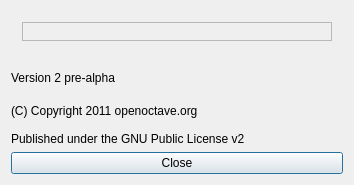
ccherrett/oom, file oom/widgets/aboutbox.ui: the form before one commit.
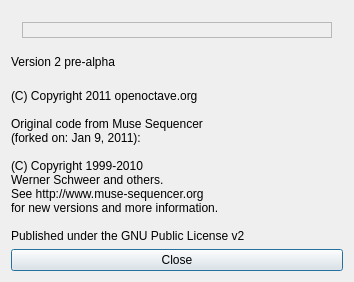
The form after the commit.

Commit message: updated about box to give muse attribution

```diff
--- a/oom/widgets/aboutbox.ui
+++ b/oom/widgets/aboutbox.ui
@@ -58,7 +58,16 @@
    <item>
     <widget class="QLabel" name="textLabel1">
      <property name="text">
-      <string>(C) Copyright 2011 openoctave.org
+      <string>
+(C) Copyright 2011 openoctave.org
+  
+Original code from Muse Sequencer 
+(forked on: Jan 9, 2011):
+
+(C) Copyright 1999-2010 
+Werner Schweer and others.
+See http://www.muse-sequencer.org
+for new versions and more information.
 
 Published under the GNU Public License v2</string>
      </property>
```
The commit also changes 2 other files.
